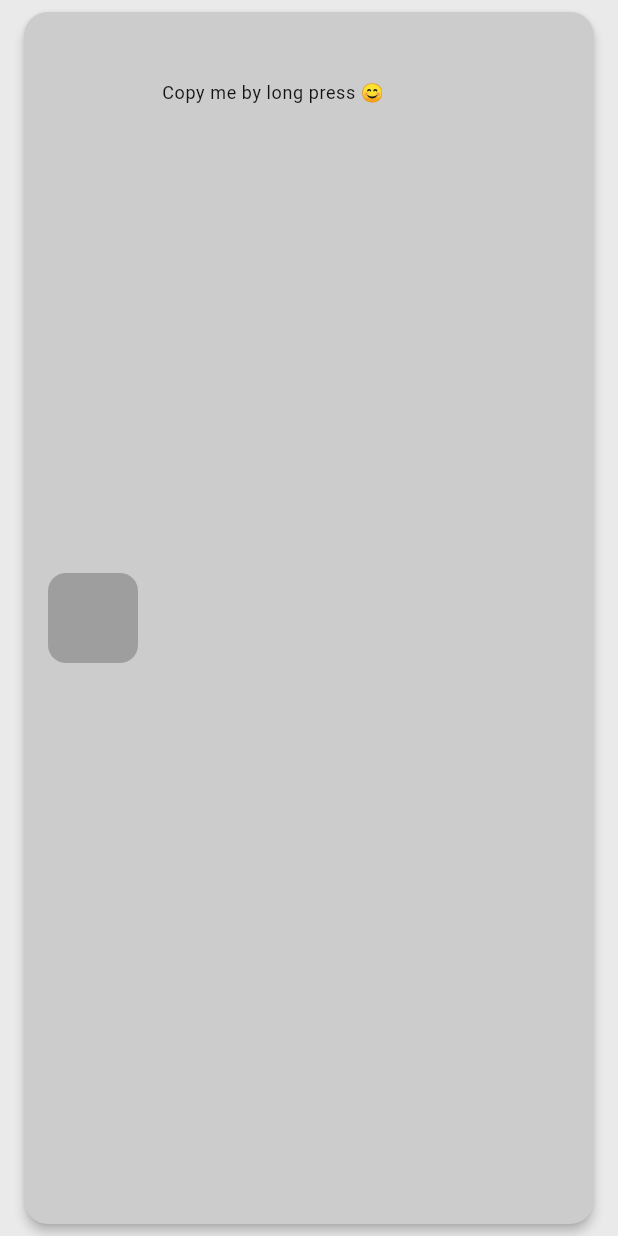
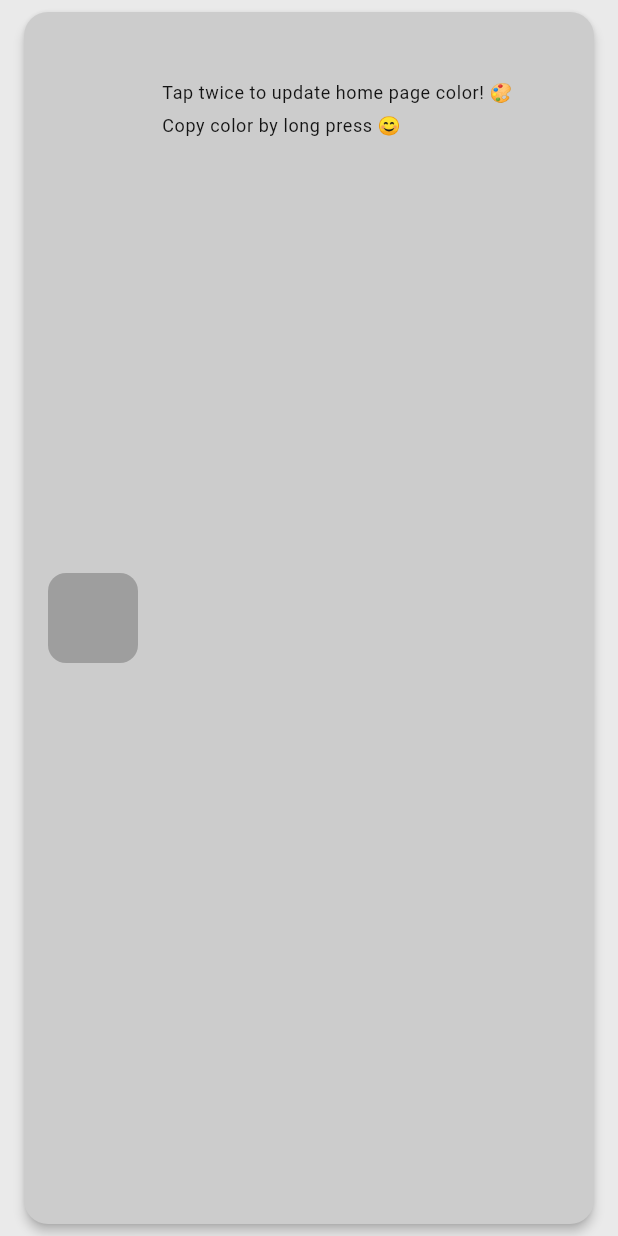
Before and after one commit to viktoriia-cherk/color_generator, a Flutter app: the ColorHistoryCard widget shown alone on an empty page, opened directly with empty values, on a phone screen of 412 x 824 dp. Run offline on Flutter 3.47's test engine with Material 3 defaults, Android fonts, the light colour scheme and no system bars; our stand-ins replace auto_route, flutter_bloc, freezed_annotation, get_it, injectable, shared_preferences and 1 more; accounts and stored records are empty; generated files the repository leaves out were written again.

Commit message:
feat: Implement home bg color update on history page;

```diff
--- a/lib/core/presentation/text/text_copier.dart
+++ b/lib/core/presentation/text/text_copier.dart
@@ -6,6 +6,7 @@ class TextCopier extends StatefulWidget {
   final String text;
   final void Function(LongPressStartDetails)? onLongPressStart;
   final void Function(LongPressEndDetails)? onLongPressEnd;
+  final void Function()? onDoubleTap;
 
   const TextCopier({
     super.key,
@@ -13,6 +14,7 @@ class TextCopier extends StatefulWidget {
     required this.text,
     this.onLongPressStart,
     this.onLongPressEnd,
+    this.onDoubleTap,
   });
   @override
   State<TextCopier> createState() => _TextCopierState();
@@ -34,6 +36,7 @@ class _TextCopierState extends State<TextCopier> {
   @override
   Widget build(BuildContext context) {
     return GestureDetector(
+      onDoubleTap: widget.onDoubleTap,
       onLongPressStart: widget.onLongPressStart,
       onLongPressEnd: widget.onLongPressEnd,
       onLongPress: () => onLogPress(context),
--- a/lib/features/history_page/history_page.dart
+++ b/lib/features/history_page/history_page.dart
@@ -33,7 +33,30 @@ class _HistoryPageState extends State<HistoryPage> {
     _clrBloc.add(ColorGeneratorEvent.resetHistory());
   }
 
-  Future<void> _showDialog(BuildContext context) async {
+  void _onSetNewColor(Color color) {
+    Navigator.pop(context);
+    _clrBloc.add(ColorGeneratorEvent.setBackgroundColor(color: color));
+  }
+
+  Future<void> _showUpdateBgColorDialog(
+    BuildContext context,
+    Color color,
+    String label,
+  ) async {
+    await showDialog(
+      context: context,
+      builder: (context) {
+        return ShowCustomDialog(
+          title: label,
+          description: 'Set new background color on home page.',
+          onCancel: () => Navigator.pop(context),
+          onSubmit: () => _onSetNewColor(color),
+        );
+      },
+    );
+  }
+
+  Future<void> _showDeleteHistoryDialog(BuildContext context) async {
     await showDialog(
       context: context,
       builder: (context) {
@@ -60,7 +83,9 @@ class _HistoryPageState extends State<HistoryPage> {
             subtitle: 'Your last ${history.length} colors',
             centerTitle: true,
             titleTextStyle: context.textTheme.headlineMedium,
-            actions: [ResetButton(onResetData: () => _showDialog(context))],
+            actions: [
+              ResetButton(onResetData: () => _showDeleteHistoryDialog(context)),
+            ],
           ),
           body: SafeArea(
             bottom: false,
@@ -75,6 +100,11 @@ class _HistoryPageState extends State<HistoryPage> {
                     return ColorHistoryCard(
                       color: color,
                       label: historyItem.color,
+                      onDoubleTap: () => _showUpdateBgColorDialog(
+                        context,
+                        color,
+                        historyItem.color,
+                      ),
                     );
                   },
                 ),
--- a/lib/features/history_page/widgets/history_card.dart
+++ b/lib/features/history_page/widgets/history_card.dart
@@ -6,8 +6,14 @@ import '../../../core/presentation/utils/build_context_extensions/build_context_
 class ColorHistoryCard extends StatefulWidget {
   final Color color;
   final String label;
+  final void Function() onDoubleTap;
 
-  const ColorHistoryCard({super.key, required this.color, required this.label});
+  const ColorHistoryCard({
+    super.key,
+    required this.color,
+    required this.label,
+    required this.onDoubleTap,
+  });
 
   @override
   State<ColorHistoryCard> createState() => _ColorHistoryCardState();
@@ -31,6 +37,7 @@ class _ColorHistoryCardState extends State<ColorHistoryCard> {
       duration: const Duration(milliseconds: 150),
       curve: Curves.easeInOut,
       child: TextCopier(
+        onDoubleTap: widget.onDoubleTap,
         onLongPressStart: _onLongPressStart,
         onLongPressEnd: _onLongPressEnd,
         text: widget.label,
@@ -67,7 +74,15 @@ class _ColorHistoryCardState extends State<ColorHistoryCard> {
                     const SizedBox(height: 6),
 
                     Text(
-                      'Copy me by long press 😊',
+                      'Tap twice to update home page color! 🎨',
+                      style: context.textTheme.bodySmall?.copyWith(
+                        color: AppColors.primaryBlack,
+                      ),
+                    ),
+                    const SizedBox(height: 6),
+
+                    Text(
+                      'Copy color by long press 😊',
                       style: context.textTheme.bodySmall?.copyWith(
                         color: AppColors.primaryBlack,
                       ),
```
Also changed, not shown: lib/core/presentation/tooltips/tooltips.dart (+5 -9 lines).
